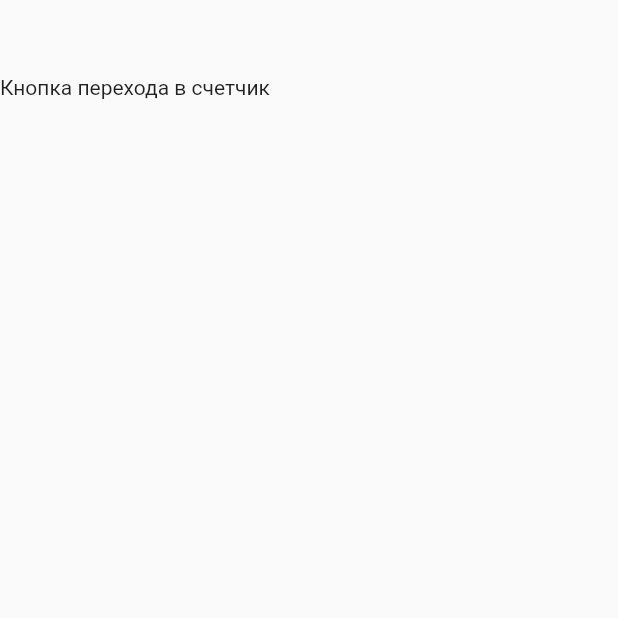
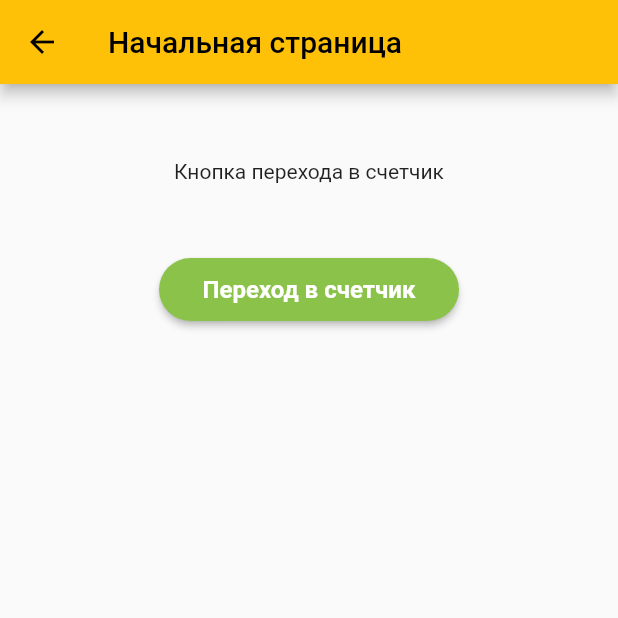
Before and after one commit to IvanAGrebenkin/trial_work, a Flutter app: the HomePage screen opened directly, on a phone screen of 412 x 824 dp, the top half of it. Run offline on Flutter 3.47's test engine with Material 2 defaults, Android fonts, the phone set to English and light mode, and no system bars.

Commit message:
Создан файл для виджетов. В нем прописан AppBar. Реализован переход на страницу со стандартным счетчиком. Для стандартного счетчика применена зеленая тема.

```diff
--- a/lib/Screens/flutter_standard_counter.dart
+++ b/lib/Screens/flutter_standard_counter.dart
@@ -1,87 +1,41 @@
 import 'package:flutter/material.dart';
+import 'package:trial_work/Utils/widgets.dart';
 
 import '../Utils/themes.dart';
 
+class FlutterStandardCounterPage extends StatefulWidget {
+  const FlutterStandardCounterPage({Key? key}) : super(key: key);
 
 
-class FlutterStandardCounter extends StatelessWidget {
-  const FlutterStandardCounter({Key? key}) : super(key: key);
 
-  // This widget is the root of your application.
+
   @override
-  Widget build(BuildContext context) {
-    return MaterialApp(
-      title: 'Flutter Demo',
-      theme: themeOfStandardCounter(),
-      home: const MyHomePage(title: 'Страница счетчика'),
-    );
-  }
+  State<FlutterStandardCounterPage> createState() => _FlutterStandardCounterPageState();
 }
 
-class MyHomePage extends StatefulWidget {
-  const MyHomePage({Key? key, required this.title}) : super(key: key);
-
-  // This widget is the home page of your application. It is stateful, meaning
-  // that it has a State object (defined below) that contains fields that affect
-  // how it looks.
-
-  // This class is the configuration for the state. It holds the values (in this
-  // case the title) provided by the parent (in this case the App widget) and
-  // used by the build method of the State. Fields in a Widget subclass are
-  // always marked "final".
-
-  final String title;
-
-  @override
-  State<MyHomePage> createState() => _MyHomePageState();
-}
-
-class _MyHomePageState extends State<MyHomePage> {
+class _FlutterStandardCounterPageState extends State<FlutterStandardCounterPage> {
   int _counter = 0;
 
   void _incrementCounter() {
     setState(() {
-      // This call to setState tells the Flutter framework that something has
-      // changed in this State, which causes it to rerun the build method below
-      // so that the display can reflect the updated values. If we changed
-      // _counter without calling setState(), then the build method would not be
-      // called again, and so nothing would appear to happen.
       _counter++;
     });
   }
 
   @override
   Widget build(BuildContext context) {
-    // This method is rerun every time setState is called, for instance as done
-    // by the _incrementCounter method above.
-    //
-    // The Flutter framework has been optimized to make rerunning build methods
-    // fast, so that you can just rebuild anything that needs updating rather
-    // than having to individually change instances of widgets.
-    return Scaffold(
-      appBar: AppBar(
-        // Here we take the value from the MyHomePage object that was created by
-        // the App.build method, and use it to set our appbar title.
-        title: Text(widget.title),
-      ),
+    return MaterialApp(
+      theme: themeOfHomePage(),
+      home: Scaffold(
+        appBar: myAppBar('Стандартный счетчик'),
+        // appBar: AppBar(
+        //   title: Text(widget.title),
+        // ),
+
         body: Center(
           // Center is a layout widget. It takes a single child and positions it
           // in the middle of the parent.
           child: Column(
-          // Column is also a layout widget. It takes a list of children and
-          // arranges them vertically. By default, it sizes itself to fit its
-          // children horizontally, and tries to be as tall as its parent.
-          //
-          // Invoke "debug painting" (press "p" in the console, choose the
-          // "Toggle Debug Paint" action from the Flutter Inspector in Android
-          // Studio, or the "Toggle Debug Paint" command in Visual Studio Code)
-          // to see the wireframe for each widget.
-          //
-          // Column has various properties to control how it sizes itself and
-          // how it positions its children. Here we use mainAxisAlignment to
-          // center the children vertically; the main axis here is the vertical
-          // axis because Columns are vertical (the cross axis would be
-          // horizontal).
             mainAxisAlignment: MainAxisAlignment.center,
             children: <Widget>[
               const Text(
@@ -99,6 +53,7 @@ class _MyHomePageState extends State<MyHomePage> {
           tooltip: 'Increment',
           child: const Icon(Icons.add),
         ), // This trailing comma makes auto-formatting nicer for build methods.
+      ),
     );
   }
 }
--- a/lib/Screens/home_page.dart
+++ b/lib/Screens/home_page.dart
@@ -1,4 +1,6 @@
 import 'package:flutter/material.dart';
+
+import '../Utils/widgets.dart';
 
 class HomePage extends StatefulWidget {
   const HomePage({Key? key}) : super(key: key);
@@ -11,12 +13,37 @@ class _HomePageState extends State<HomePage> {
   @override
   Widget build(BuildContext context) {
     return Scaffold(
-      body: Column(
-        children: [
-          SizedBox(height: 50,),
-          Text('Кнопка перехода в счетчик'),
-        ],
+      appBar: myAppBar('Начальная страница'),
+      body: Center(
+        child: Column(
+          children: [
+            const SizedBox(height: 50,),
+            const Text('Кнопка перехода в счетчик'),
+            const SizedBox(height: 50,),
+            SizedBox(width:200, height:42,
+              child: ElevatedButton(
+                onPressed: (){
+                  Navigator.pushNamed(context, '/flutter_standard_counter');
+                },
+                child: const Text('Переход в счетчик',
+                  style: TextStyle(
+                    inherit: false,
+                    fontSize:16,
+                    fontWeight: FontWeight.w600,
+                  ),
+                ),
+                style: ElevatedButton.styleFrom(
+                  padding: const EdgeInsets.all(10),
+                  primary: Colors.lightGreen,
+                  shape: RoundedRectangleBorder(
+                      borderRadius: BorderRadius.circular(36.0)),
+                ),
+              ),
+            ),// Кнопка инкремента счетчика 1
+          ],
+        ),
       ),
-    );
+      );
+
   }
 }
--- a/lib/Utils/themes.dart
+++ b/lib/Utils/themes.dart
@@ -1,4 +1,4 @@
 import 'package:flutter/material.dart';
 
-ThemeData themeOfStandardCounter() => ThemeData(primarySwatch: Colors.amber,);
+ThemeData themeOfTrialWorkApp() => ThemeData(primarySwatch: Colors.amber,);
 ThemeData themeOfHomePage() => ThemeData(primarySwatch: Colors.lightGreen,);
--- /dev/null
+++ b/lib/Utils/widgets.dart
@@ -0,0 +1,5 @@
+import 'package:flutter/material.dart';
+
+PreferredSizeWidget myAppBar(pageName) => AppBar(
+  title: Text('$pageName'),
+);
--- a/lib/main.dart
+++ b/lib/main.dart
@@ -1,6 +1,55 @@
 import 'package:flutter/material.dart';
+import 'package:trial_work/Screens/home_page.dart';
 import 'Screens/flutter_standard_counter.dart';
+import 'Utils/themes.dart';
 
 void main() {
-  runApp(const FlutterStandardCounter());
+  // runApp(const HomePage());
+  runApp(const TrialWorkApp());
 }
+
+class TrialWorkApp extends StatefulWidget {
+  const TrialWorkApp({Key? key}) : super(key: key);
+
+  @override
+  _TrialWorkAppState createState() => _TrialWorkAppState();
+}
+
+class _TrialWorkAppState extends State<TrialWorkApp> {
+  @override
+  Widget build(BuildContext context) {
+    return MaterialApp(
+      title: 'Flutter Demo',
+      theme: themeOfTrialWorkApp(),
+      // home: const FlutterStandardCounterPage(title: 'Страница счетчика'),
+      initialRoute: '/',
+      routes: {
+        '/': (context) => const HomePage(),
+        '/flutter_standard_counter': (context) => const FlutterStandardCounterPage(),
+      },
+    );
+  }
+}
+
+
+// class TrialWorkApp extends StatelessWidget {
+//   const TrialWorkApp({Key? key}) : super(key: key);
+//
+//   // This widget is the root of your application.
+//   @override
+//   Widget build(BuildContext context) {
+//     return MaterialApp(
+//       title: 'Flutter Demo',
+//       theme: themeOfTrialWorkApp(),
+//       home: const FlutterStandardCounterPage(title: 'Страница счетчика'),
+//       initialRoute: '/',
+//       routes: {
+//         '/': (context) => const HomePage(),
+//         '/flutter_standard_counter': (context) => const FlutterStandardCounterPage(title: ',khngnk',),
+//         // '/nav_calculator': (context) => const Calculator(),
+//         // '/counter': (context) => CounterScreen(storage: Counter2Storage()),
+//         // '/user_inf': (context) => const TaskMainScreen(),
+//       },
+//     );
+//   }
+// }
```
Lines whose indentation alone changed are shown as unchanged.
